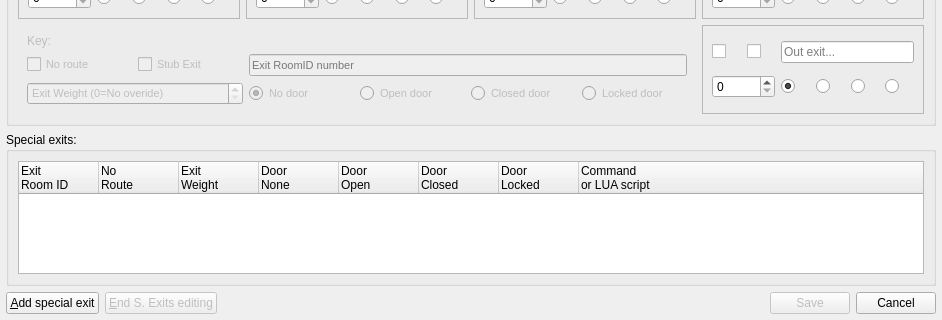
This is src/ui/room_exits.ui in Mudlet/Mudlet as Qt 5 draws it before an edit; both pictures show x 0 to 942 and y 241 to 561 of the 942 by 561 pixel window. The edited form follows.
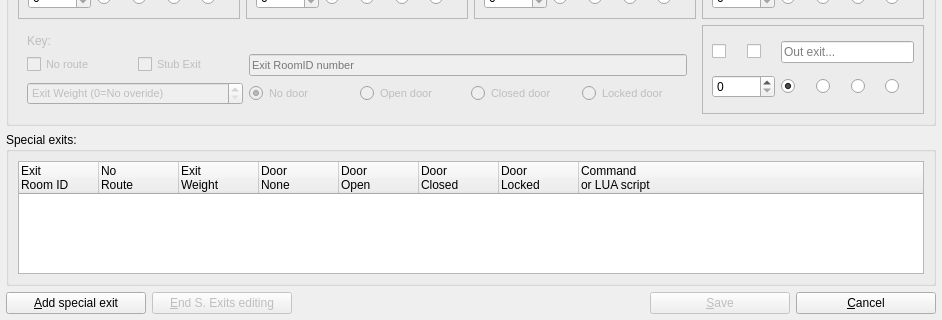
This is the edited form. Icons and pictures are not drawn. Custom widgets are drawn as their Qt base class.

Commit message: Fixup: unsquash cust.line. form "cancel" button + swap pressed() to clicked()

```diff
--- a/src/ui/room_exits.ui
+++ b/src/ui/room_exits.ui
@@ -1965,21 +1965,33 @@
      <property name="enabled">
       <bool>false</bool>
      </property>
+     <property name="minimumSize">
+      <size>
+       <width>140</width>
+       <height>0</height>
+      </size>
+     </property>
      <property name="toolTip">
       <string>Use this button to save any changes, will also remove any invalid Special exits.</string>
      </property>
      <property name="text">
-      <string>Save</string>
+      <string>&amp;Save</string>
      </property>
     </widget>
    </item>
    <item row="2" column="4">
     <widget class="QPushButton" name="button_cancel">
+     <property name="minimumSize">
+      <size>
+       <width>140</width>
+       <height>0</height>
+      </size>
+     </property>
      <property name="toolTip">
       <string>Use this button to close the dialogue without changing anything.</string>
      </property>
      <property name="text">
-      <string>Cancel</string>
+      <string>&amp;Cancel</string>
      </property>
     </widget>
    </item>
@@ -2106,6 +2118,12 @@
    </item>
    <item row="2" column="0">
     <widget class="QPushButton" name="button_addSpecialExit">
+     <property name="minimumSize">
+      <size>
+       <width>140</width>
+       <height>0</height>
+      </size>
+     </property>
      <property name="toolTip">
       <string>Add an empty item to Special exits to be edited as required</string>
      </property>
@@ -2119,6 +2137,12 @@
      <property name="enabled">
       <bool>false</bool>
      </property>
+     <property name="minimumSize">
+      <size>
+       <width>140</width>
+       <height>0</height>
+      </size>
+     </property>
      <property name="toolTip">
       <string>Press this button to deactivate the selection of a Special exit</string>
      </property>
```
Left out of the diff: 14 changed lines with no effect on the pictures. The commit also changes 3 other files.
